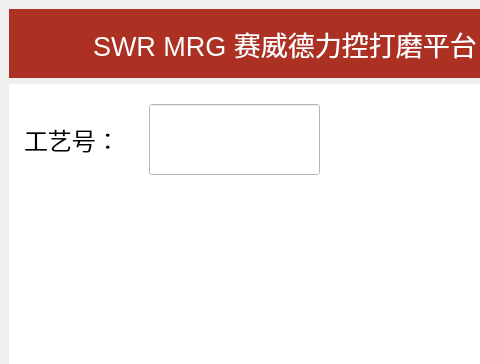
Above: res/mainwindow.ui from kid7995/SWR_MRG before the change; both pictures show x 0 to 480 and y 0 to 364 of the 1280 by 800 pixel window. Below: the same form after it.
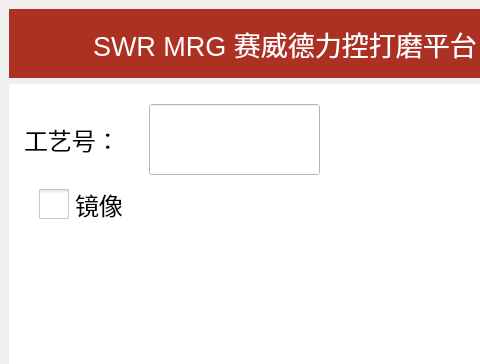
That is the form after the change. Icons and pictures are not drawn. Custom widgets are drawn as their Qt base class.

```diff
--- a/res/mainwindow.ui
+++ b/res/mainwindow.ui
@@ -753,6 +753,33 @@
          <bool>true</bool>
         </property>
        </widget>
+       <widget class="QCheckBox" name="chkMirror">
+        <property name="geometry">
+         <rect>
+          <x>30</x>
+          <y>100</y>
+          <width>161</width>
+          <height>41</height>
+         </rect>
+        </property>
+        <property name="font">
+         <font>
+          <pointsize>18</pointsize>
+         </font>
+        </property>
+        <property name="cursor">
+         <cursorShape>ArrowCursor</cursorShape>
+        </property>
+        <property name="styleSheet">
+         <string notr="true">QCheckBox::indicator {
+width: 30px;
+height: 30px;
+}</string>
+        </property>
+        <property name="text">
+         <string>镜像</string>
+        </property>
+       </widget>
        <zorder>label_3</zorder>
        <zorder>leCraftID</zorder>
        <zorder>lblBackground</zorder>
```
Left out of the diff: 1114 changed lines with no effect on the pictures.
